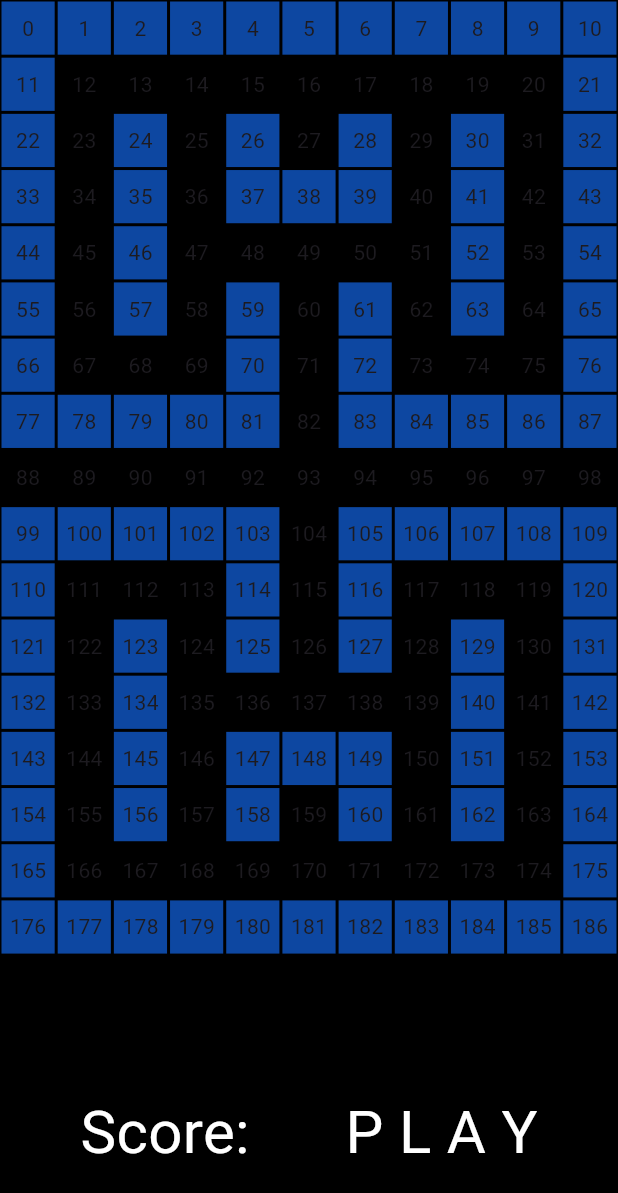
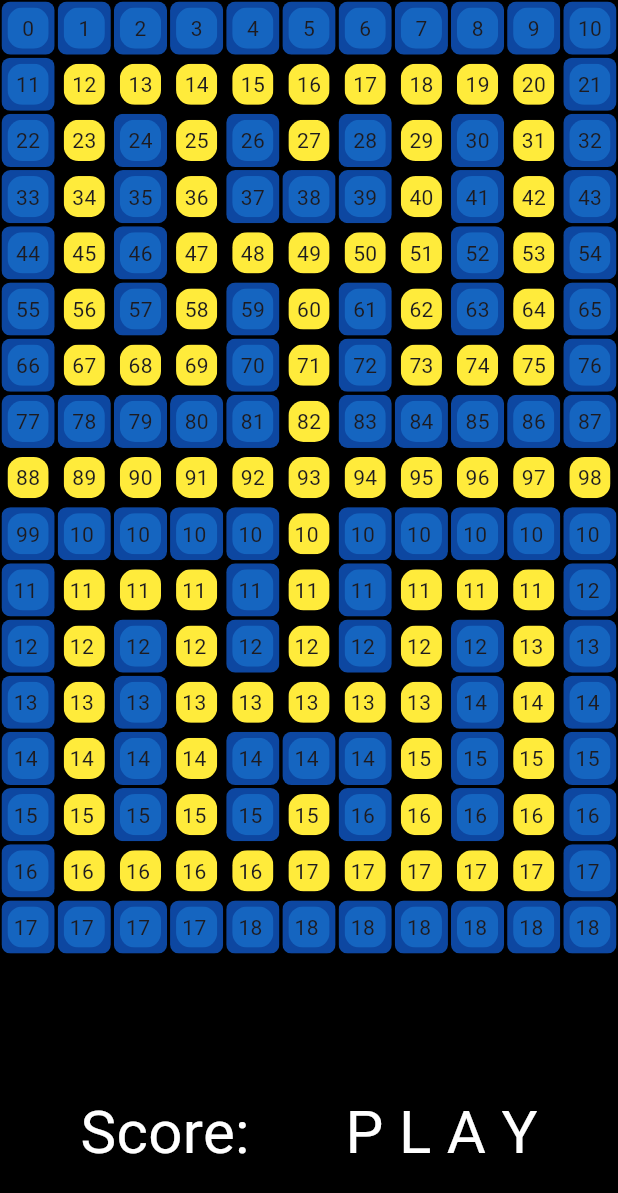
Before and after one commit to mohsenrahmdeli/Flutter-Pacman-Game, a Flutter app: the screen it shows after launch, on a phone screen of 412 x 824 dp. Shown: the top 1193 px of the screen. Run offline on Flutter 3.47's test engine with Material 3 defaults, Android fonts, the light colour scheme and no system bars.

Commit message:
Compeleted Pixels

```diff
--- a/lib/home_page.dart
+++ b/lib/home_page.dart
@@ -133,14 +133,16 @@ class _HomePageState extends State<HomePage> {
                   itemBuilder: (BuildContext context, int index) {
                     if (barriers.contains(index)) {
                       return MyPixel(
-                        color: Colors.blue[900],
+                        innerColor: Colors.blue[800],
+                        outerColor: Colors.blue[900],
                         child: Text(
                           index.toString(),
                         ),
                       );
                     } else {
                       return MyPixel(
-                        color: Colors.black,
+                        innerColor: Colors.yellow,
+                        outerColor: Colors.black,
                         child: Text(
                           index.toString(),
                         ),
--- a/lib/pixel.dart
+++ b/lib/pixel.dart
@@ -1,17 +1,27 @@
 import 'package:flutter/material.dart';
 
 class MyPixel extends StatelessWidget {
-  final color;
+  final innerColor;
+  final outerColor;
   final child;
-  const MyPixel({required this.color,required this.child,super.key});
+  const MyPixel({this.innerColor,this.outerColor,this.child,super.key});
 
   @override
   Widget build(BuildContext context) {
     return Padding(padding: EdgeInsets.all(1.0),
-    child: Container(
-      color:color,
-      child: Center(
-        child: child,
+    child: ClipRRect(
+      borderRadius: BorderRadius.circular(6.0),
+      child: Container(
+        padding: EdgeInsets.all(4.0),
+        color:outerColor,
+        child: ClipRRect(
+      borderRadius: BorderRadius.circular(10.0),
+      child: Container(
+        padding: EdgeInsets.all(4.0),
+        color:innerColor,
+        child: Center(child: child,)
+      ),
+    ),
       ),
     ),
     );
```
